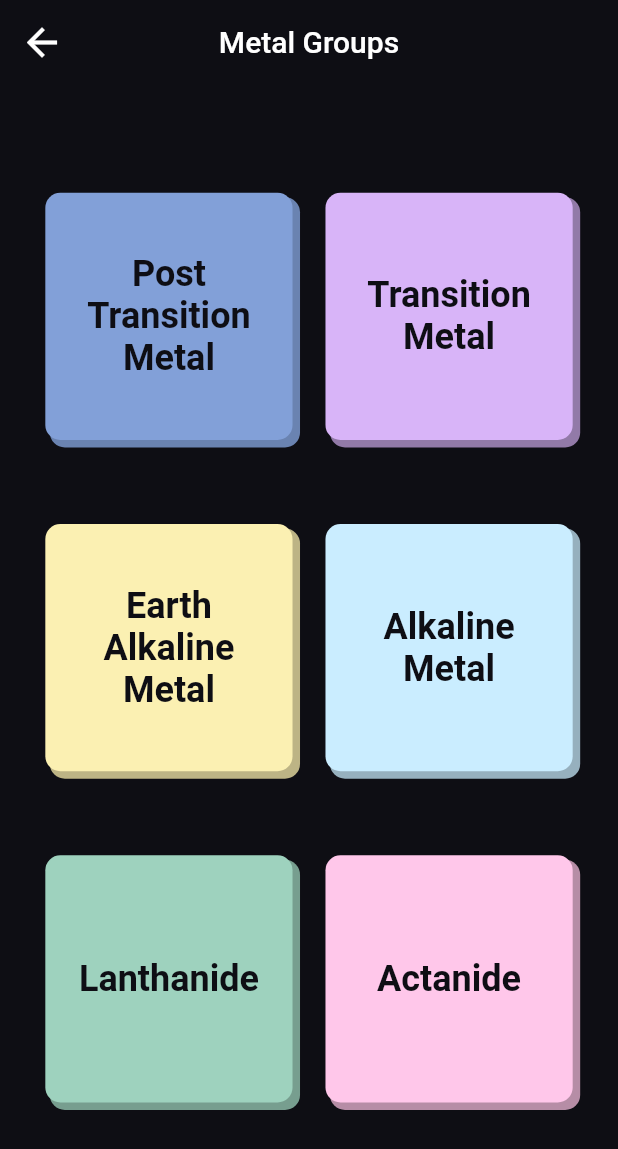
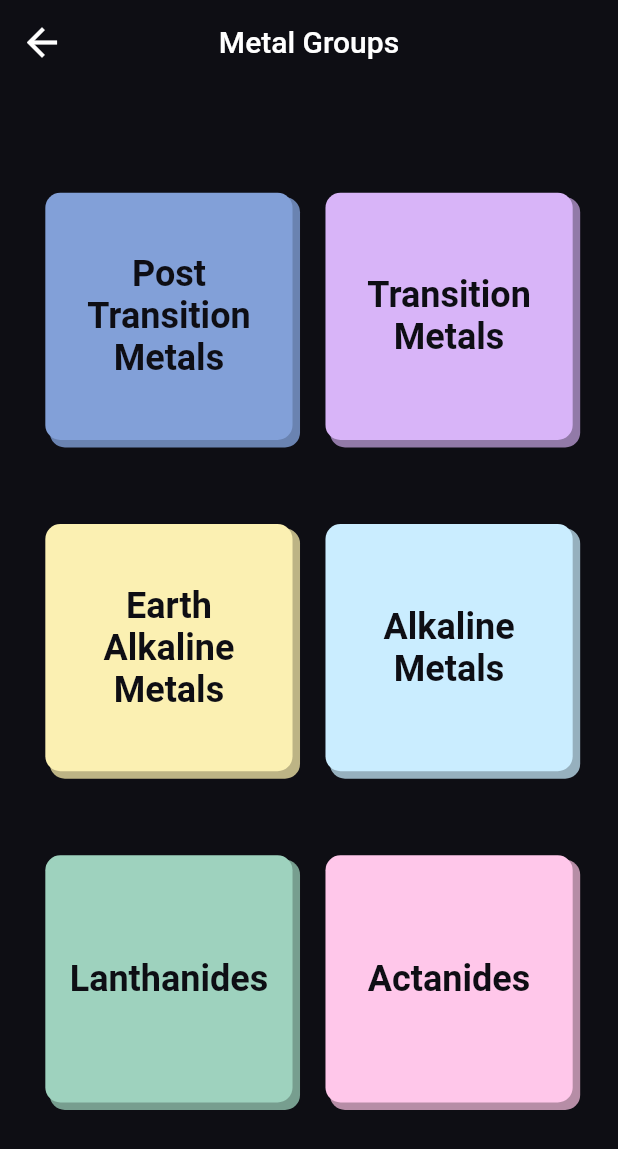
Before and after one commit to furkanagess/elements_app, a Flutter app: the MetalGroupView screen opened directly, on a phone screen of 412 x 824 dp. Shown: the top 1149 px of the screen. Run offline on Flutter 3.47's test engine with Material 2 defaults, Android fonts, the phone set to English and light mode, and no system bars; our stand-ins replace equatable, flutter_svg, lottie; network calls fail.

Commit message:
app_strings fixes

```diff
--- a/lib/product/constants/app_strings.dart
+++ b/lib/product/constants/app_strings.dart
@@ -4,9 +4,10 @@ import 'package:flutter/material.dart';
 class AppStrings {
   const AppStrings._();
   // General
-  static const String appName = 'Elements';
+  static const String appName = 'Elements ~ Learn & Quiz';
   static const String errorMsg = 'An error occured';
   // All Elements
+  static const String elements = 'Elements';
   static const String allElements = 'All Elements';
   // Element Detail
   static const String block = 'Block';
@@ -19,17 +20,17 @@ class AppStrings {
   static const String usage = 'Usage';
   static const String source = 'Source';
   // Element Types
-  static const String actinides = 'Actanide';
-  static const String alkaline = 'Alkaline Metal';
-  static const String earthAlkaline = 'Earth Alkaline Metal';
-  static const String halogens = 'Halogen';
-  static const String lanthanides = 'Lanthanide';
-  static const String metalloids = 'Metalloid';
-  static const String nobleGases = 'Noble Gas';
-  static const String postTransition = 'Post Transition Metal';
-  static const String reactiveNonmetal = 'Reactive Nonmetal';
-  static const String transitionMetal = 'Transition Metal';
-  static const String unknown = 'Unknown';
+  static const String actinides = 'Actanides';
+  static const String alkaline = 'Alkaline Metals';
+  static const String earthAlkaline = 'Earth Alkaline Metals';
+  static const String halogens = 'Halogens';
+  static const String lanthanides = 'Lanthanides';
+  static const String metalloids = 'Metalloids';
+  static const String nobleGases = 'Noble Gases';
+  static const String postTransition = 'Post Transition Metals';
+  static const String reactiveNonmetal = 'Reactive Nonmetals';
+  static const String transitionMetal = 'Transition Metals';
+  static const String unknown = 'Unknowns';
 
   // Element Groups
   static const String elementGroups = 'Element Groups';
```
